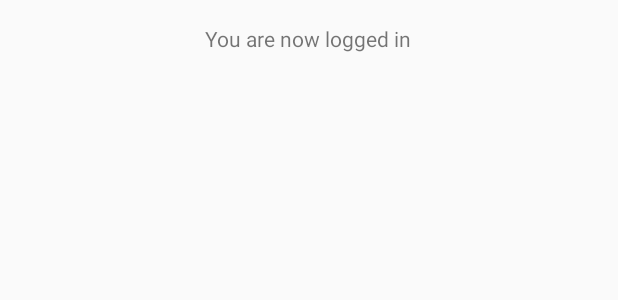
After one commit to dorianamouroux/intra-epitech-client-android, an Android app: the layout activity_home.xml on its own in the app's theme, with its tools: preview values and no code run, on a phone screen of 412 x 824 dp. The commit adds this screen. Shown: the top 300 px of the screen. Run offline under Robolectric (Android 15) with nearby library versions, the phone set to English and light mode, and no system bars.

Commit message:
An brand new activity is now created when you log in

```diff
--- a/app/src/main/AndroidManifest.xml
+++ b/app/src/main/AndroidManifest.xml
@@ -21,6 +21,7 @@
                 <category android:name="android.intent.category.LAUNCHER" />
             </intent-filter>
         </activity>
+        <activity android:name=".HomeActivity"></activity>
     </application>
 
 </manifest>
--- /dev/null
+++ b/app/src/main/res/layout/activity_home.xml
@@ -0,0 +1,20 @@
+<?xml version="1.0" encoding="utf-8"?>
+<RelativeLayout xmlns:android="http://schemas.android.com/apk/res/android"
+    xmlns:tools="http://schemas.android.com/tools"
+    android:layout_width="match_parent"
+    android:layout_height="match_parent"
+    android:paddingBottom="@dimen/activity_vertical_margin"
+    android:paddingLeft="@dimen/activity_horizontal_margin"
+    android:paddingRight="@dimen/activity_horizontal_margin"
+    android:paddingTop="@dimen/activity_vertical_margin"
+    tools:context="android.dorianamouroux.fr.epiandroid.HomeActivity">
+
+    <TextView
+        android:layout_width="wrap_content"
+        android:layout_height="wrap_content"
+        android:layout_centerHorizontal="true"
+        android:text="@string/afterLogin"
+        tools:context=".MainActivity"
+        android:id="@+id/textView" />
+
+</RelativeLayout>
--- a/app/src/main/res/values/strings.xml
+++ b/app/src/main/res/values/strings.xml
@@ -2,4 +2,5 @@
     <string name="app_name">EpiAndroid</string>
     <string name="action_settings">Settings</string>
     <string name="logMessage">Log here</string>
+    <string name="afterLogin">You are now logged in</string>
 </resources>
```
Also changed, not shown: app/src/main/java/android/dorianamouroux/fr/epiandroid/HomeActivity.java (added, +13 -0 lines), app/src/main/java/android/dorianamouroux/fr/epiandroid/MainActivity.java (+10 -3 lines).
